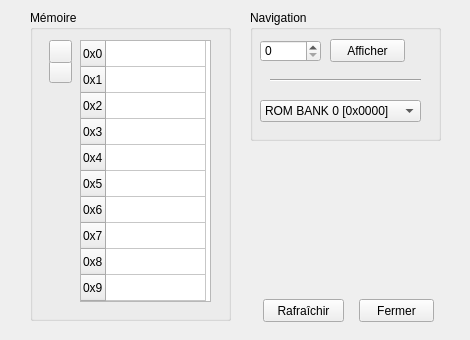
The window that GUI/Qt/SRC_UI/debugmemorywindow.ui (Robilemb/Game-Boy-Emulator) describes before a commit, drawn with Qt 5.
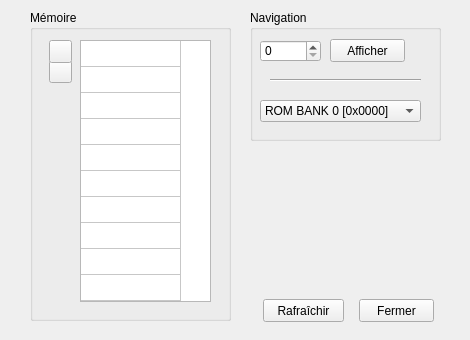
The same window after the commit.

What changed in the file:
```diff
--- a/GUI/Qt/SRC_UI/debugmemorywindow.ui
+++ b/GUI/Qt/SRC_UI/debugmemorywindow.ui
@@ -198,7 +198,7 @@
      <number>100</number>
     </attribute>
     <attribute name="verticalHeaderVisible">
-     <bool>true</bool>
+     <bool>false</bool>
     </attribute>
     <attribute name="verticalHeaderDefaultSectionSize">
      <number>26</number>
```
Left out of the diff: 7 changed lines with no effect on the pictures.
